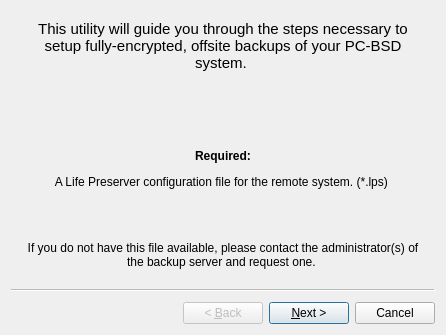
Above: src-qt5/life-preserver/lp-gui/LPISCSIWizard.ui from trueos/pcbsd before the change. Below: the same form after it.
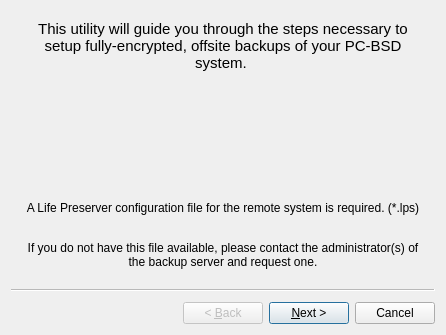
That is the form after the change. Icons and pictures are not drawn.

Commit message: Removed rich text formatting from several areas that was causing html tags to show up in pootle / .ts file translations

Diff of the .ui file:
```diff
--- a/src-qt5/life-preserver/lp-gui/LPISCSIWizard.ui
+++ b/src-qt5/life-preserver/lp-gui/LPISCSIWizard.ui
@@ -49,7 +49,39 @@
     <item>
      <widget class="QLabel" name="label_2">
       <property name="text">
-       <string>&lt;html&gt;&lt;head/&gt;&lt;body&gt;&lt;p&gt;&lt;span style=&quot; font-weight:600;&quot;&gt;Required:&lt;/span&gt;&lt;/p&gt;&lt;p&gt;A Life Preserver configuration file for the remote system. (*.lps) &lt;/p&gt;&lt;p&gt;&lt;br/&gt;&lt;/p&gt;&lt;p&gt;If you do not have this file available, please contact the administrator(s) of the backup server and request one. &lt;/p&gt;&lt;/body&gt;&lt;/html&gt;</string>
+       <string>A Life Preserver configuration file for the remote system is required. (*.lps)</string>
+      </property>
+      <property name="alignment">
+       <set>Qt::AlignCenter</set>
+      </property>
+      <property name="wordWrap">
+       <bool>true</bool>
+      </property>
+     </widget>
+    </item>
+    <item>
+     <spacer name="verticalSpacer_5">
+      <property name="orientation">
+       <enum>Qt::Vertical</enum>
+      </property>
+      <property name="sizeType">
+       <enum>QSizePolicy::Fixed</enum>
+      </property>
+      <property name="sizeHint" stdset="0">
+       <size>
+        <width>20</width>
+        <height>20</height>
+       </size>
+      </property>
+     </spacer>
+    </item>
+    <item>
+     <widget class="QLabel" name="label_19">
+      <property name="mouseTracking">
+       <bool>true</bool>
+      </property>
+      <property name="text">
+       <string>If you do not have this file available, please contact the administrator(s) of the backup server and request one.</string>
       </property>
       <property name="alignment">
        <set>Qt::AlignCenter</set>
```
Left out of the diff: 82 changed lines with no effect on the pictures.
